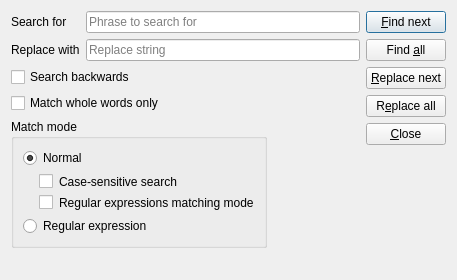
Above: src/gui/dialogs/formfindreplace.ui from martinrotter/textosaurus before the change. Below: the same form after it.
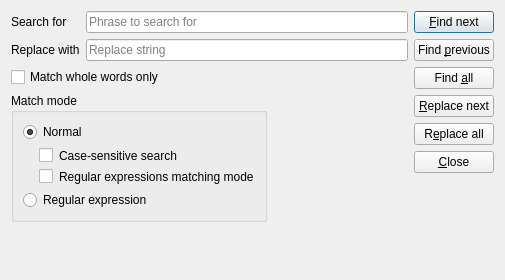
That is the form after the change. Custom widgets are drawn as their Qt base class.

Commit message: Find dialog work.

The edit to the form file:
```diff
--- a/src/gui/dialogs/formfindreplace.ui
+++ b/src/gui/dialogs/formfindreplace.ui
@@ -6,7 +6,7 @@
    <rect>
     <x>0</x>
     <y>0</y>
-    <width>457</width>
+    <width>505</width>
     <height>280</height>
    </rect>
   </property>
@@ -14,7 +14,53 @@
    <string>Find and replace</string>
   </property>
   <layout class="QGridLayout" name="gridLayout_2">
-   <item row="0" column="2" rowspan="5">
+   <item row="2" column="0">
+    <widget class="QGroupBox" name="groupBox">
+     <property name="title">
+      <string>Match mode</string>
+     </property>
+     <layout class="QGridLayout" name="gridLayout">
+      <item row="0" column="0">
+       <widget class="QRadioButton" name="m_rbModeNormal">
+        <property name="text">
+         <string>Normal</string>
+        </property>
+        <property name="checked">
+         <bool>true</bool>
+        </property>
+       </widget>
+      </item>
+      <item row="1" column="0">
+       <widget class="QCheckBox" name="m_checkCaseSensitiveSearch">
+        <property name="styleSheet">
+         <string notr="true">margin-left: 16px;</string>
+        </property>
+        <property name="text">
+         <string>Case-sensitive search</string>
+        </property>
+       </widget>
+      </item>
+      <item row="2" column="0">
+       <widget class="QCheckBox" name="checkBox_3">
+        <property name="styleSheet">
+         <string notr="true">margin-left: 16px;</string>
+        </property>
+        <property name="text">
+         <string>Regular expressions matching mode</string>
+        </property>
+       </widget>
+      </item>
+      <item row="3" column="0">
+       <widget class="QRadioButton" name="m_rbModeRegex">
+        <property name="text">
+         <string>Regular expression</string>
+        </property>
+       </widget>
+      </item>
+     </layout>
+    </widget>
+   </item>
+   <item row="0" column="2" rowspan="4">
     <layout class="QVBoxLayout" name="verticalLayout">
      <property name="sizeConstraint">
       <enum>QLayout::SetFixedSize</enum>
@@ -26,6 +72,13 @@
        </property>
       </widget>
      </item>
+     <item>
+      <widget class="QPushButton" name="m_btnFindNext_2">
+       <property name="text">
+        <string>Find &amp;previous</string>
+       </property>
+      </widget>
+     </item>
      <item>
       <widget class="QPushButton" name="m_btnFindAll">
        <property name="text">
@@ -69,79 +122,6 @@
      </item>
     </layout>
    </item>
-   <item row="3" column="0">
-    <widget class="QGroupBox" name="groupBox">
-     <property name="title">
-      <string>Match mode</string>
-     </property>
-     <layout class="QGridLayout" name="gridLayout">
-      <item row="0" column="0">
-       <widget class="QRadioButton" name="m_rbModeNormal">
-        <property name="text">
-         <string>Normal</string>
-        </property>
-        <property name="checked">
-         <bool>true</bool>
-        </property>
-       </widget>
-      </item>
-      <item row="1" column="0">
-       <widget class="QCheckBox" name="m_checkCaseSensitiveSearch">
-        <property name="styleSheet">
-         <string notr="true">margin-left: 16px;</string>
-        </property>
-        <property name="text">
-         <string>Case-sensitive search</string>
-        </property>
-       </widget>
-      </item>
-      <item row="2" column="0">
-       <widget class="QCheckBox" name="checkBox_3">
-        <property name="styleSheet">
-         <string notr="true">margin-left: 16px;</string>
-        </property>
-        <property name="text">
-         <string>Regular expressions matching mode</string>
-        </property>
-       </widget>
-      </item>
-      <item row="3" column="0">
-       <widget class="QRadioButton" name="m_rbModeRegex">
-        <property name="text">
-         <string>Regular expression</string>
-        </property>
-       </widget>
-      </item>
-     </layout>
-    </widget>
-   </item>
-   <item row="4" column="0">
-    <spacer name="verticalSpacer_2">
-     <property name="orientation">
-      <enum>Qt::Vertical</enum>
-     </property>
-     <property name="sizeHint" stdset="0">
-      <size>
-       <width>20</width>
-       <height>42</height>
-      </size>
-     </property>
-    </spacer>
-   </item>
-   <item row="1" column="0">
-    <widget class="QCheckBox" name="m_checkSearchBackwards">
-     <property name="text">
-      <string>Search backwards</string>
-     </property>
-    </widget>
-   </item>
-   <item row="2" column="0">
-    <widget class="QCheckBox" name="m_checkMatchWholeWords">
-     <property name="text">
-      <string>Match whole words only</string>
-     </property>
-    </widget>
-   </item>
    <item row="0" column="0" colspan="2">
     <layout class="QFormLayout" name="formLayout">
      <item row="0" column="0">
@@ -180,7 +160,7 @@
      </item>
     </layout>
    </item>
-   <item row="3" column="1" rowspan="2">
+   <item row="2" column="1" rowspan="2">
     <spacer name="horizontalSpacer">
      <property name="orientation">
       <enum>Qt::Horizontal</enum>
@@ -193,6 +173,26 @@
      </property>
     </spacer>
    </item>
+   <item row="3" column="0">
+    <spacer name="verticalSpacer_2">
+     <property name="orientation">
+      <enum>Qt::Vertical</enum>
+     </property>
+     <property name="sizeHint" stdset="0">
+      <size>
+       <width>20</width>
+       <height>42</height>
+      </size>
+     </property>
+    </spacer>
+   </item>
+   <item row="1" column="0">
+    <widget class="QCheckBox" name="m_checkMatchWholeWords">
+     <property name="text">
+      <string>Match whole words only</string>
+     </property>
+    </widget>
+   </item>
   </layout>
  </widget>
  <customwidgets>
```
Left out of the diff: 8 changed lines with no effect on the pictures.
